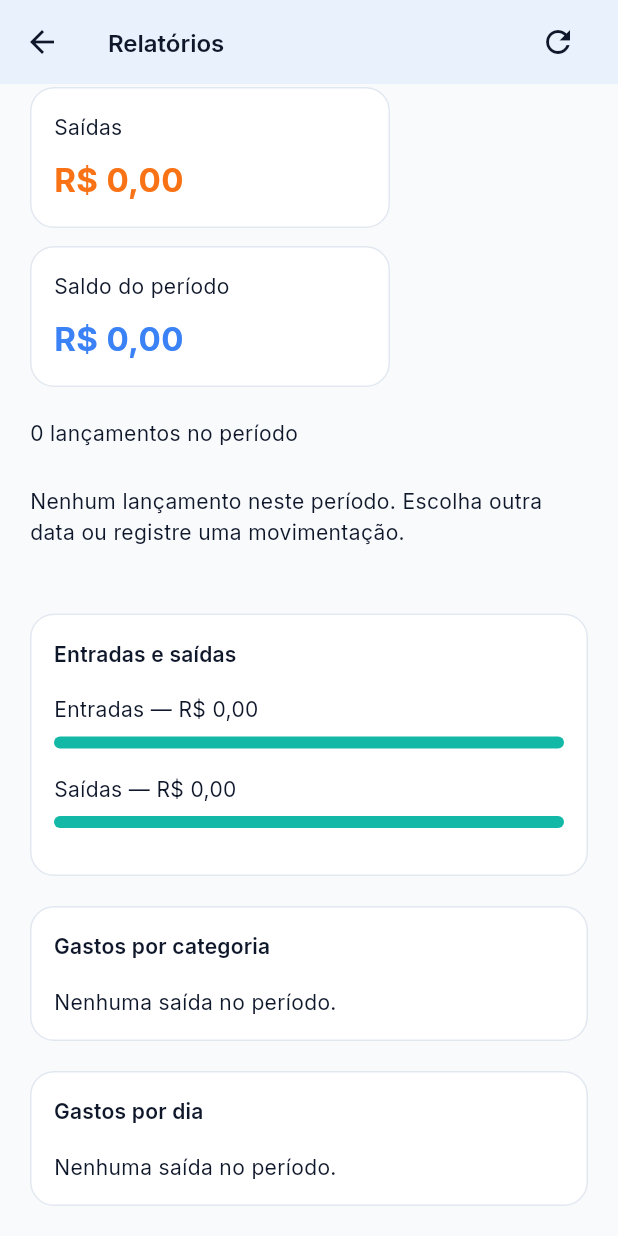
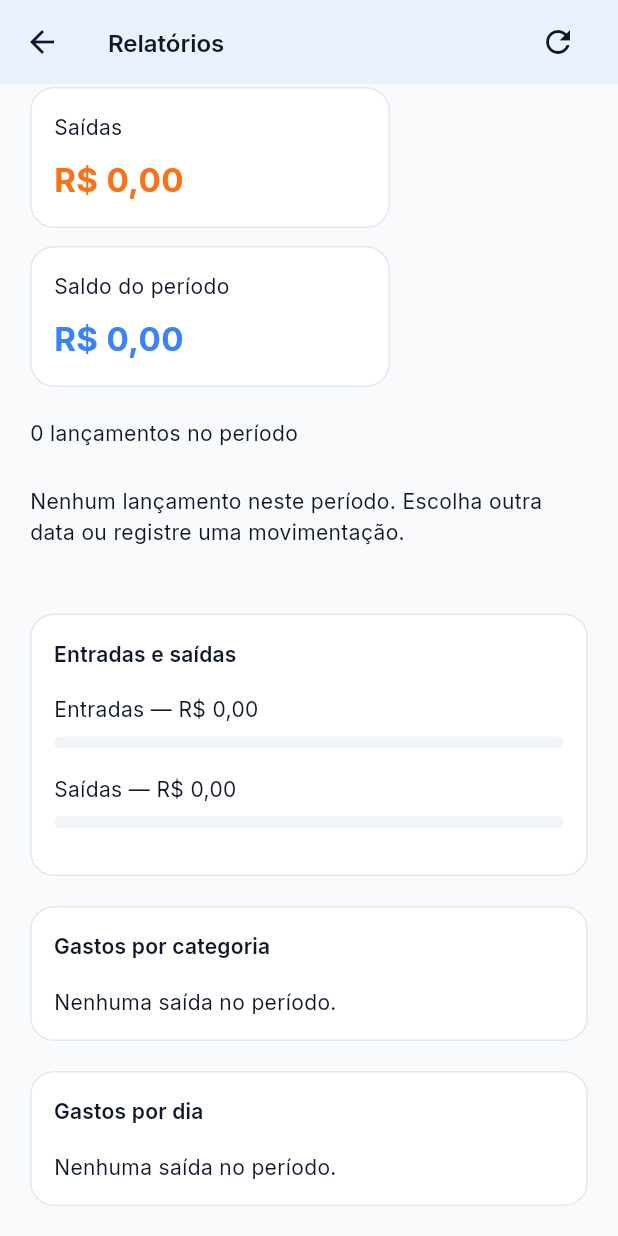
Before and after one commit to danielmedeiros22/sereno-app, a Flutter app: the ReportsScreen screen opened by its route, scrolled down 349 dp, on a phone screen of 412 x 824 dp. Run offline on Flutter 3.47's test engine with Material 3 defaults, Android fonts, the phone set to English and light mode, and no system bars; our stand-ins replace connectivity_plus, flutter_dotenv, flutter_map, flutter_riverpod, geolocator, go_router and 7 more; missing offline and left inert: dart:js_interop; accounts and stored records are empty.

Commit message:
fix: distinguish empty report chart tracks

```diff
--- a/lib/features/reports/reports_screen.dart
+++ b/lib/features/reports/reports_screen.dart
@@ -212,6 +212,8 @@ class _ReportsScreenState extends ConsumerState<ReportsScreen> {
         LinearProgressIndicator(
             value: maximum == 0 ? 0 : (cents / maximum).clamp(0, 1),
             color: color,
+            backgroundColor:
+                Theme.of(context).colorScheme.surfaceContainerHighest,
             minHeight: 8,
             borderRadius: BorderRadius.circular(4)),
       ]));
```
